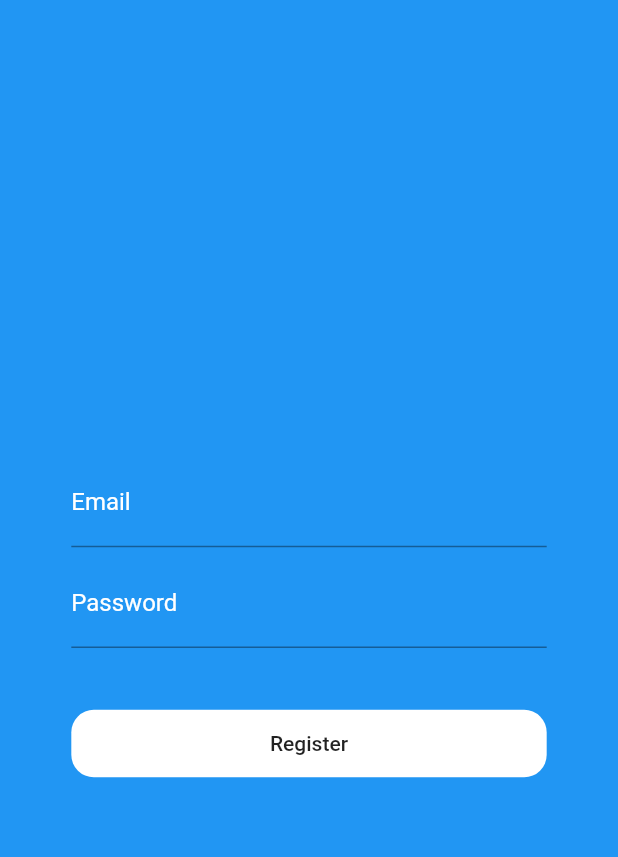
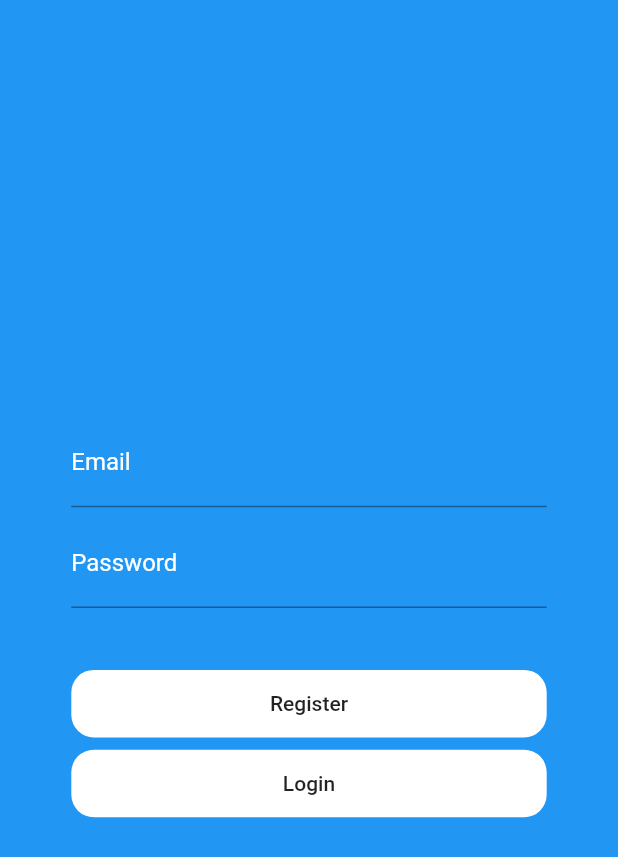
Before and after one commit to p-olszewski/DietDesigner, a Flutter app: the screen it shows after launch, on a phone screen of 412 x 824 dp. Shown: the top 857 px of the screen. Run offline on Flutter 3.47's test engine with Material 2 defaults, Android fonts, the phone set to English and light mode, and no system bars; our stand-ins replace firebase_auth, firebase_core; accounts and stored records are empty.

Commit message:
Add signIn button

```diff
--- a/lib/ui/authentication.dart
+++ b/lib/ui/authentication.dart
@@ -77,7 +77,32 @@ class _AuthenticationState extends State<Authentication> {
                 },
                 child: const Text("Register"),
               ),
-            )
+            ),
+            SizedBox(height: screenHeight / 100),
+            Container(
+              width: screenWidth / 1.3,
+              height: 45,
+              decoration: BoxDecoration(
+                borderRadius: BorderRadius.circular(15.0),
+                color: Colors.white,
+              ),
+              child: MaterialButton(
+                onPressed: () async {
+                  bool shouldNavigate =
+                      await signIn(_emailField.text, _passwordField.text);
+                  if (shouldNavigate) {
+                    if (!mounted) return;
+                    Navigator.push(
+                      context,
+                      MaterialPageRoute(
+                        builder: (context) => const HomeView(),
+                      ),
+                    );
+                  }
+                },
+                child: const Text("Login"),
+              ),
+            ),
           ],
         ),
       ),
```
